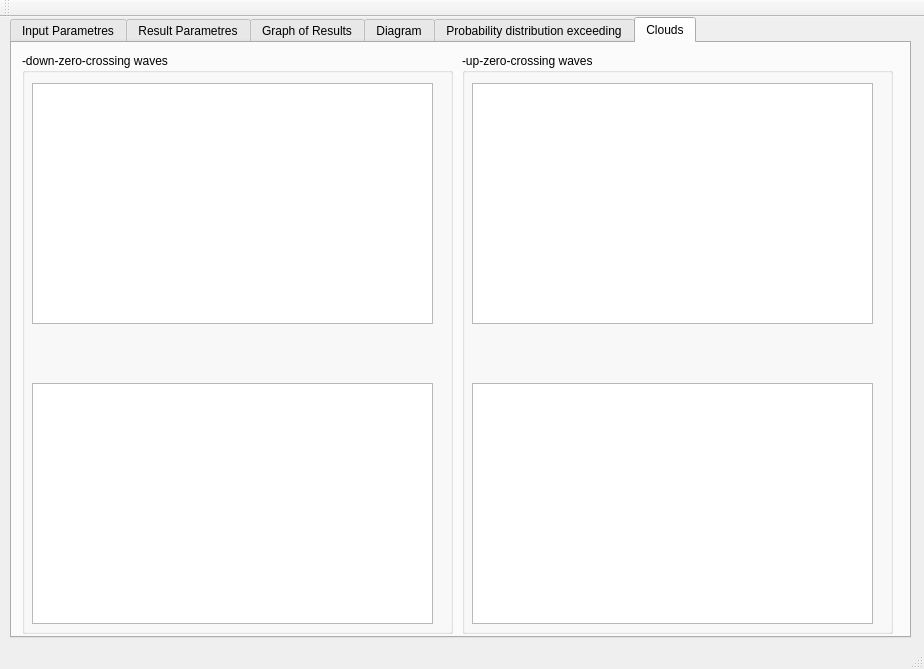
Qt form mainwindow.ui (barinova/CrossingWaves) before a commit.
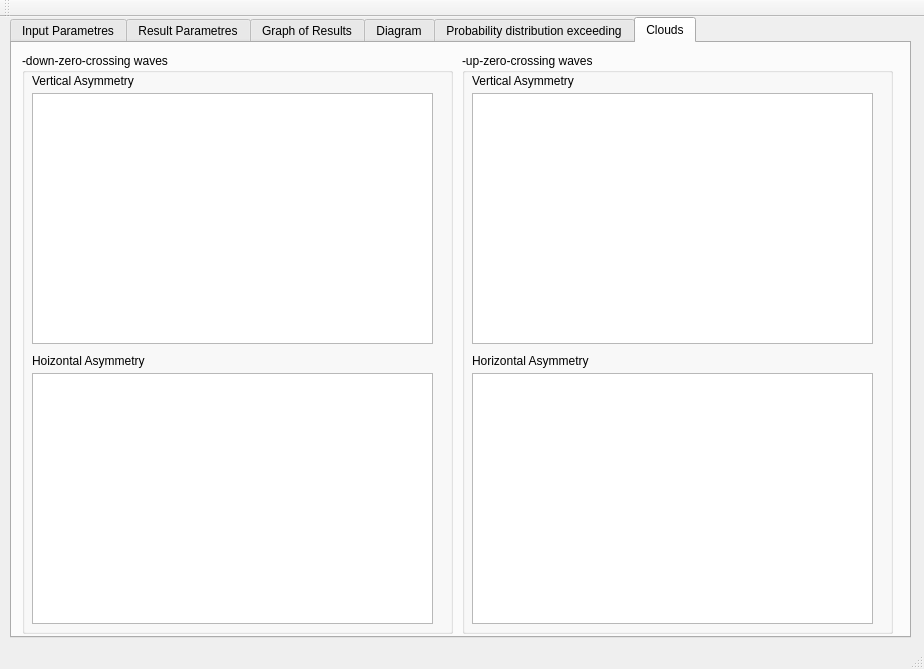
The same form after that commit. The open tabs and pages were chosen to show the change.

What changed in the file:
```diff
--- a/mainwindow.ui
+++ b/mainwindow.ui
@@ -615,9 +615,9 @@
        <property name="geometry">
         <rect>
          <x>10</x>
-         <y>30</y>
+         <y>40</y>
          <width>401</width>
-         <height>241</height>
+         <height>251</height>
         </rect>
        </property>
       </widget>
@@ -625,12 +625,43 @@
        <property name="geometry">
         <rect>
          <x>10</x>
-         <y>330</y>
+         <y>320</y>
          <width>401</width>
-         <height>241</height>
+         <height>251</height>
         </rect>
        </property>
       </widget>
+      <widget class="QLabel" name="label_9">
+       <property name="geometry">
+        <rect>
+         <x>10</x>
+         <y>20</y>
+         <width>181</width>
+         <height>16</height>
+        </rect>
+       </property>
+       <property name="text">
+        <string>Vertical Asymmetry</string>
+       </property>
+      </widget>
+      <widget class="QLabel" name="label_11">
+       <property name="geometry">
+        <rect>
+         <x>10</x>
+         <y>300</y>
+         <width>181</width>
+         <height>16</height>
+        </rect>
+       </property>
+       <property name="text">
+        <string>Hoizontal Asymmetry</string>
+       </property>
+      </widget>
+      <zorder>graphicsViewCloudsZDCA</zorder>
+      <zorder>graphicsViewCloudsZDCL</zorder>
+      <zorder>graphicsViewCloudsZUCA</zorder>
+      <zorder>label_9</zorder>
+      <zorder>label_11</zorder>
      </widget>
      <widget class="QGroupBox" name="groupBox_4">
       <property name="geometry">
@@ -648,9 +679,9 @@
        <property name="geometry">
         <rect>
          <x>10</x>
-         <y>30</y>
+         <y>40</y>
          <width>401</width>
-         <height>241</height>
+         <height>251</height>
         </rect>
        </property>
       </widget>
@@ -658,12 +689,38 @@
        <property name="geometry">
         <rect>
          <x>10</x>
-         <y>330</y>
+         <y>320</y>
          <width>401</width>
-         <height>241</height>
+         <height>251</height>
         </rect>
        </property>
       </widget>
+      <widget class="QLabel" name="label_10">
+       <property name="geometry">
+        <rect>
+         <x>10</x>
+         <y>20</y>
+         <width>181</width>
+         <height>16</height>
+        </rect>
+       </property>
+       <property name="text">
+        <string>Vertical Asymmetry</string>
+       </property>
+      </widget>
+      <widget class="QLabel" name="label_12">
+       <property name="geometry">
+        <rect>
+         <x>10</x>
+         <y>300</y>
+         <width>181</width>
+         <height>16</height>
+        </rect>
+       </property>
+       <property name="text">
+        <string>Horizontal Asymmetry</string>
+       </property>
+      </widget>
      </widget>
     </widget>
    </widget>
```
Left out of the diff: 70 changed lines with no effect on the pictures.
